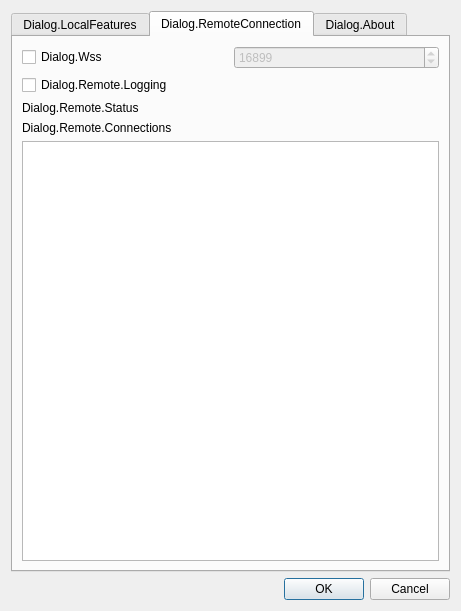
First picture: the form in src/gui/io_settings_dialog.ui, repository univrsal/input-overlay, before the edit.
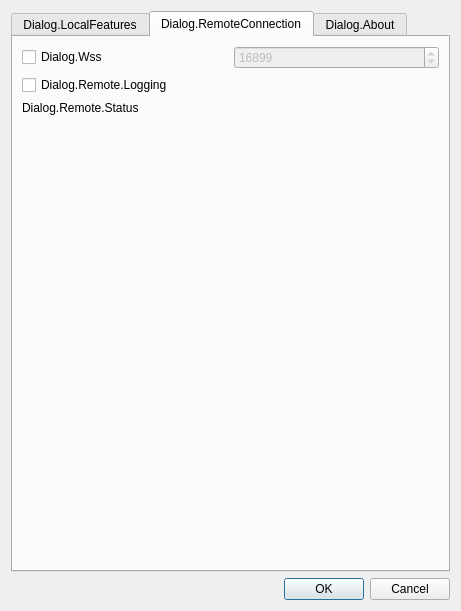
Second picture: the form after the edit. The open tabs and pages were chosen to show the change.

Commit message: UI: Remove client list from settings dialog

```diff
--- a/src/gui/io_settings_dialog.ui
+++ b/src/gui/io_settings_dialog.ui
@@ -265,21 +265,17 @@
         </widget>
        </item>
        <item>
-        <widget class="QLabel" name="lbl_connections">
-         <property name="text">
-          <string>Dialog.Remote.Connections</string>
+        <spacer name="verticalSpacer">
+         <property name="orientation">
+          <enum>Qt::Vertical</enum>
          </property>
-        </widget>
-       </item>
-       <item>
-        <widget class="QListWidget" name="box_connections">
-         <property name="sizePolicy">
-          <sizepolicy hsizetype="Expanding" vsizetype="Expanding">
-           <horstretch>0</horstretch>
-           <verstretch>0</verstretch>
-          </sizepolicy>
+         <property name="sizeHint" stdset="0">
+          <size>
+           <width>20</width>
+           <height>40</height>
+          </size>
          </property>
-        </widget>
+        </spacer>
        </item>
       </layout>
      </widget>
```
Left out of the diff: 2 changed lines with no effect on the pictures. The commit also changes 2 other files.
